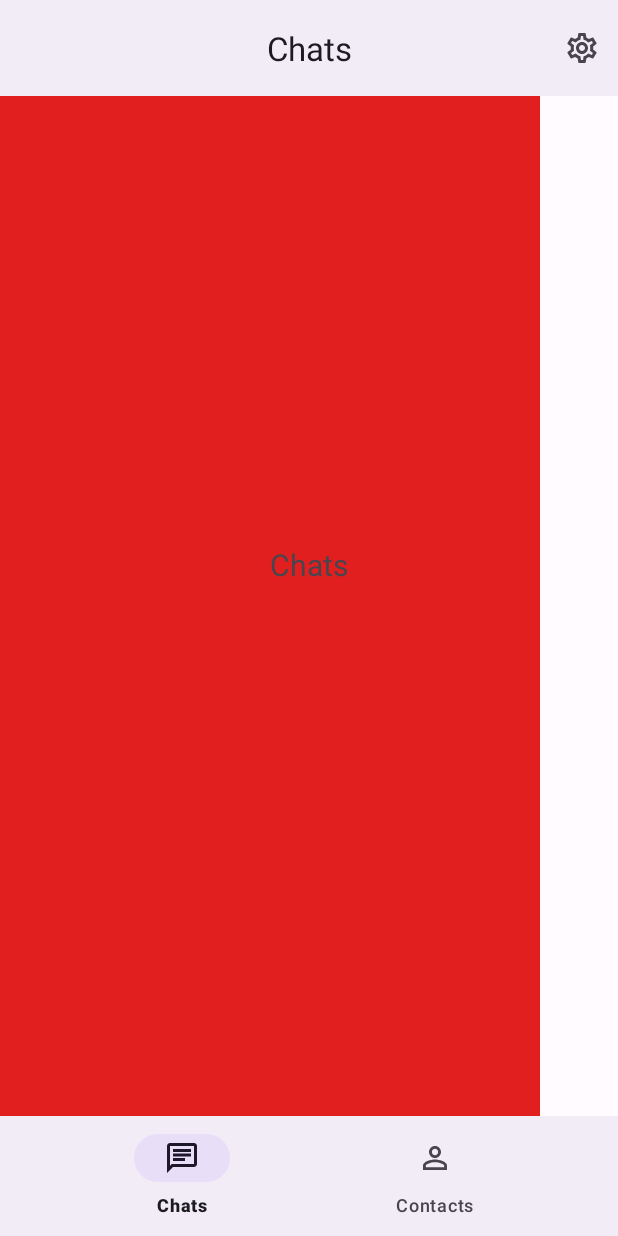
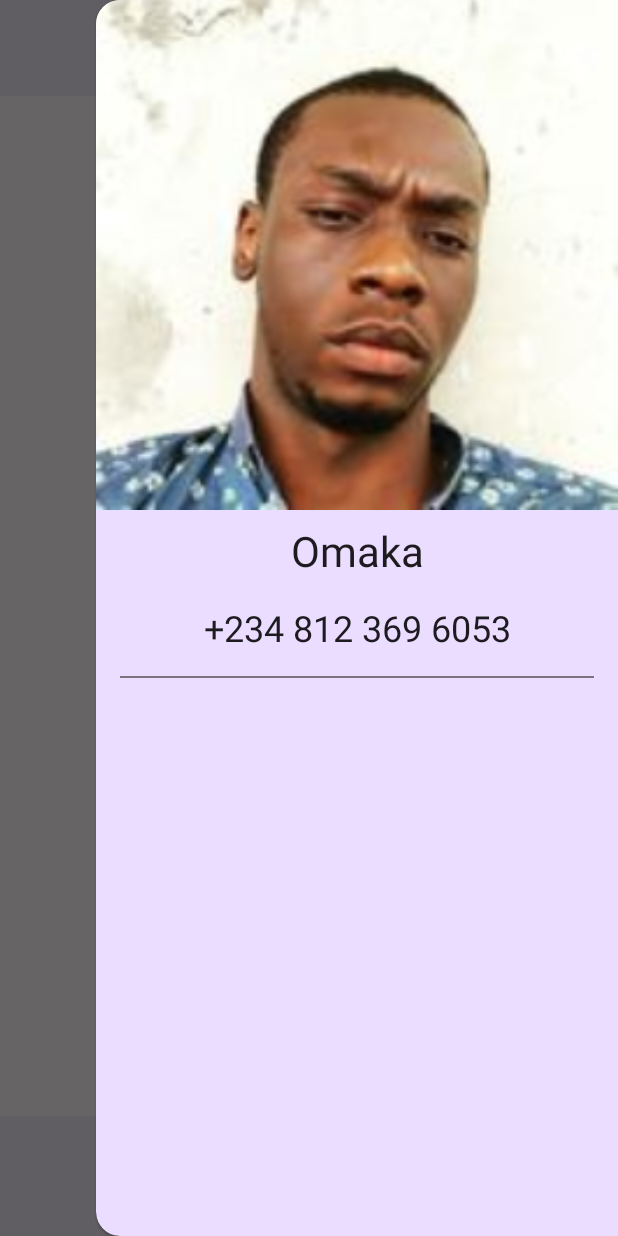
Before and after one commit to Omasyo/MessageOwl, an Android app: the screen it shows after launch (MainActivity), after a tap on "Settings", on a phone screen of 412 x 824 dp. Run offline under Robolectric (Android 15) with nearby library versions, the phone set to English and light mode, and no system bars; our stand-ins replace navigation-ui.

Commit message:
settings sheet added

```diff
--- a/app/src/main/java/com/xtapps/messageowl/MainActivity.kt
+++ b/app/src/main/java/com/xtapps/messageowl/MainActivity.kt
@@ -1,15 +1,21 @@
 package com.xtapps.messageowl
 
 import android.os.Bundle
+import android.view.Gravity
+import android.view.MenuItem
 import com.google.android.material.bottomnavigation.BottomNavigationView
 import androidx.appcompat.app.AppCompatActivity
+import androidx.customview.widget.ViewDragHelper
+import androidx.drawerlayout.widget.DrawerLayout
 import androidx.navigation.NavOptions
 import androidx.navigation.findNavController
 import androidx.navigation.fragment.NavHostFragment
 import androidx.navigation.ui.AppBarConfiguration
 import androidx.navigation.ui.setupActionBarWithNavController
 import androidx.navigation.ui.setupWithNavController
+import com.google.android.material.appbar.MaterialToolbar
 import com.xtapps.messageowl.databinding.ActivityMainBinding
+import kotlin.math.max
 
 class MainActivity : AppCompatActivity() {
 
@@ -22,6 +28,11 @@ class MainActivity : AppCompatActivity() {
         setContentView(binding.root)
 
         val navView: BottomNavigationView = binding.navView
+        val appBar: MaterialToolbar = binding.materialToolbar
+        appBar.setOnMenuItemClickListener {
+            binding.container.openDrawer(Gravity.END)
+            true
+        }
 
         val navHostFragment =
             supportFragmentManager.findFragmentById(R.id.nav_host_fragment_activity_main) as NavHostFragment
--- a/app/src/main/java/com/xtapps/messageowl/ui/chats/ChatsFragment.kt
+++ b/app/src/main/java/com/xtapps/messageowl/ui/chats/ChatsFragment.kt
@@ -31,10 +31,10 @@ class ChatsFragment : Fragment() {
         val root: View = binding.root
 
         val pageName = getString(R.string.chats)
-        val textView: TextView = binding.textHome
-        homeViewModel.text.observe(viewLifecycleOwner) {
-            textView.text = pageName
-        }
+//        val textView: TextView = binding.textHome
+//        homeViewModel.text.observe(viewLifecycleOwner) {
+//            textView.text = pageName
+//        }
         return root
     }
 
--- a/app/src/main/res/layout/activity_main.xml
+++ b/app/src/main/res/layout/activity_main.xml
@@ -1,7 +1,13 @@
 <?xml version="1.0" encoding="utf-8"?>
-<androidx.constraintlayout.widget.ConstraintLayout xmlns:android="http://schemas.android.com/apk/res/android"
+<androidx.drawerlayout.widget.DrawerLayout xmlns:android="http://schemas.android.com/apk/res/android"
     xmlns:app="http://schemas.android.com/apk/res-auto"
+    xmlns:tools="http://schemas.android.com/tools"
     android:id="@+id/container"
+    android:layout_width="match_parent"
+    android:layout_height="match_parent">
+
+
+    <androidx.constraintlayout.widget.ConstraintLayout
         android:layout_width="match_parent"
         android:layout_height="match_parent">
 
@@ -16,14 +22,6 @@
             app:menu="@menu/top_app_bar"
             app:title="@string/chats"
             app:titleCentered="true" />
-
-    <com.google.android.material.navigation.NavigationView
-        android:layout_width="wrap_content"
-        android:layout_height="match_parent"
-        android:background="#E11F1F"
-        app:layout_constraintBottom_toBottomOf="parent"
-        app:layout_constraintStart_toStartOf="parent"
-        app:layout_constraintTop_toTopOf="parent" />
 
         <com.google.android.material.bottomnavigation.BottomNavigationView
             android:id="@+id/nav_view"
@@ -46,7 +44,76 @@
             app:layout_constraintRight_toRightOf="parent"
             app:layout_constraintTop_toTopOf="@id/materialToolbar"
             app:navGraph="@navigation/mobile_navigation" />
+    </androidx.constraintlayout.widget.ConstraintLayout>
 
+    <com.google.android.material.navigation.NavigationView
+        android:layout_width="wrap_content"
+        android:layout_height="match_parent"
+        android:layout_gravity="end"
+        android:background="?attr/colorPrimaryContainer">
 
+        <androidx.constraintlayout.widget.ConstraintLayout
+            android:layout_width="match_parent"
+            android:layout_height="match_parent">
 
+            <ImageView
+                android:id="@+id/imageView"
+                android:layout_width="0dp"
+                android:layout_height="0dp"
+                android:paddingBottom="@dimen/activity_vertical_margin"
+                android:scaleType="centerCrop"
+                android:src="@drawable/sample"
+                app:layout_constraintDimensionRatio="H,1:1"
+                app:layout_constraintEnd_toEndOf="parent"
+                app:layout_constraintStart_toStartOf="parent"
+                app:layout_constraintTop_toTopOf="parent"
+                tools:srcCompat="@tools:sample/avatars" />
+
+<!--            <ImageView-->
+<!--                android:id="@+id/imageView2"-->
+<!--                android:layout_width="0dp"-->
+<!--                android:layout_height="0dp"-->
+<!--                android:scaleType="centerCrop"-->
+<!--                android:src="@drawable/ic_launcher_background"-->
+<!--                app:layout_constraintDimensionRatio="H,1:1"-->
+<!--                app:layout_constraintEnd_toEndOf="parent"-->
+<!--                app:layout_constraintStart_toStartOf="parent"-->
+<!--                app:layout_constraintTop_toBottomOf="@id/imageView"-->
+<!--                tools:srcCompat="@tools:sample/avatars" />-->
+
+            <TextView
+                android:id="@+id/name"
+                style="@style/TextAppearance.Material3.HeadlineMedium"
+                android:layout_width="wrap_content"
+                android:layout_height="wrap_content"
+                android:paddingBottom="@dimen/activity_vertical_margin"
+                android:text="Omaka"
+                app:layout_constraintEnd_toEndOf="parent"
+                app:layout_constraintStart_toStartOf="parent"
+                app:layout_constraintTop_toBottomOf="@id/imageView" />
+
+            <TextView
+                android:id="@+id/phone_no"
+                style="@style/TextAppearance.Material3.HeadlineSmall"
+                android:layout_width="wrap_content"
+                android:layout_height="wrap_content"
+                android:paddingBottom="@dimen/activity_vertical_margin"
+                android:text="+234 812 369 6053"
+                app:layout_constraintEnd_toEndOf="parent"
+                app:layout_constraintStart_toStartOf="parent"
+                app:layout_constraintTop_toBottomOf="@id/name" />
+
+            <View
+                android:id="@+id/divider2"
+                android:layout_width="match_parent"
+                android:layout_height="1dp"
+                android:background="?android:attr/listDivider"
+                android:layout_marginHorizontal="@dimen/activity_vertical_margin"
+                app:layout_constraintTop_toBottomOf="@id/phone_no"
+                app:layout_constraintEnd_toEndOf="parent"
+                app:layout_constraintStart_toStartOf="parent" />
         </androidx.constraintlayout.widget.ConstraintLayout>
+
+    </com.google.android.material.navigation.NavigationView>
+
+</androidx.drawerlayout.widget.DrawerLayout>
--- /dev/null
+++ b/app/src/main/res/layout/chat_view.xml
@@ -0,0 +1,26 @@
+<?xml version="1.0" encoding="utf-8"?>
+
+
+<LinearLayout xmlns:android="http://schemas.android.com/apk/res/android"
+    xmlns:app="http://schemas.android.com/apk/res-auto"
+    android:layout_height="match_parent"
+    android:layout_width="match_parent"
+    android:orientation="horizontal"
+    android:padding="10dp">
+
+    <TextView
+        android:id="@+id/text_home"
+        android:layout_width="match_parent"
+        android:layout_height="50dp"
+        android:layout_marginStart="8dp"
+        android:layout_marginTop="8dp"
+        android:layout_marginEnd="8dp"
+        android:background="@color/design_default_color_error"
+        android:text="Opor"
+        android:textAlignment="center"
+        android:textSize="20sp"
+        app:layout_constraintBottom_toBottomOf="parent"
+        app:layout_constraintEnd_toEndOf="parent"
+        app:layout_constraintStart_toStartOf="parent"
+        app:layout_constraintTop_toTopOf="parent" />
+</LinearLayout>
--- a/app/src/main/res/layout/fragment_chats.xml
+++ b/app/src/main/res/layout/fragment_chats.xml
@@ -6,17 +6,15 @@
     android:layout_height="match_parent"
     tools:context=".ui.chats.ChatsFragment">
 
-    <TextView
-        android:id="@+id/text_home"
+
+    <androidx.recyclerview.widget.RecyclerView
         android:layout_width="match_parent"
         android:layout_height="wrap_content"
-        android:layout_marginStart="8dp"
-        android:layout_marginTop="8dp"
-        android:layout_marginEnd="8dp"
-        android:textAlignment="center"
-        android:textSize="20sp"
         app:layout_constraintBottom_toBottomOf="parent"
         app:layout_constraintEnd_toEndOf="parent"
         app:layout_constraintStart_toStartOf="parent"
-        app:layout_constraintTop_toTopOf="parent" />
+        app:layout_constraintTop_toTopOf="parent"
+        tools:itemCount="100"
+        tools:listitem="@layout/chat_view" />
+
 </androidx.constraintlayout.widget.ConstraintLayout>
--- /dev/null
+++ b/app/src/main/res/layout/settings_drawer.xml
@@ -0,0 +1,6 @@
+<?xml version="1.0" encoding="utf-8"?>
+<androidx.constraintlayout.widget.ConstraintLayout xmlns:android="http://schemas.android.com/apk/res/android"
+    android:layout_width="match_parent"
+    android:layout_height="match_parent">
+
+</androidx.constraintlayout.widget.ConstraintLayout>
```
Also changed, not shown: app/src/main/res/drawable/sample.jpg (added). Lines whose indentation alone changed are shown as unchanged.
